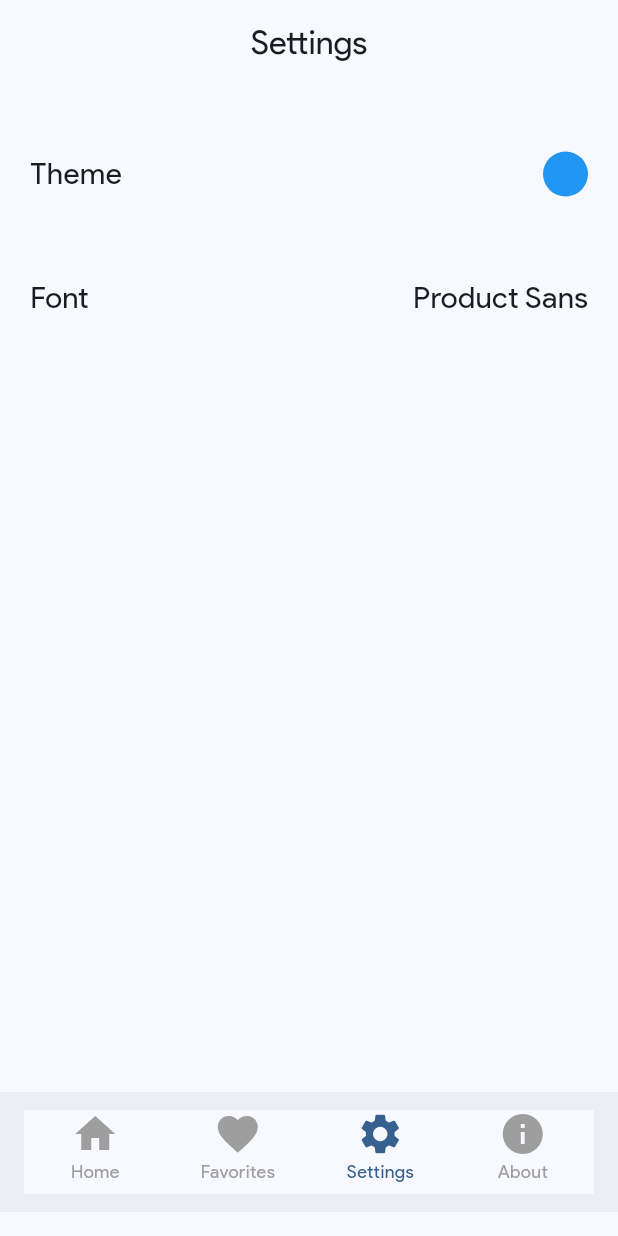
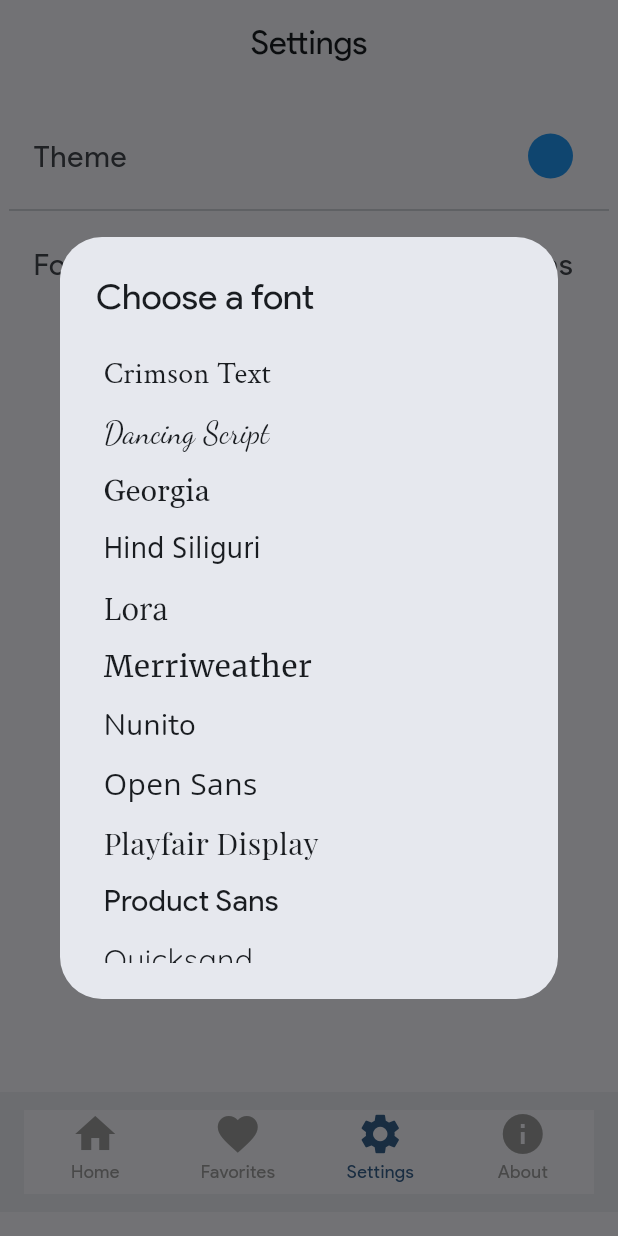
Before and after one commit to siddhesh12323/Quotes-For-You-Prod, a Flutter app: the screen it shows after launch, item 3 of the bottom bar chosen, after a tap on "Font", on a phone screen of 412 x 824 dp. Run offline on Flutter 3.47's test engine with Material 3 defaults, Android fonts, the phone set to English and light mode, and no system bars; our stand-ins replace dynamic_color, flutter_slidable, share_plus, shared_preferences, shimmer; network calls fail; project files that could hold a hidden picture were left out.

Commit message:
fixed handling many requests, fixed alertdialog dimensions issue, fixed multiple same favorite quotes

```diff
--- a/lib/screens/home_page.dart
+++ b/lib/screens/home_page.dart
@@ -6,6 +6,7 @@ import 'package:http/http.dart' as http;
 import 'package:share_plus/share_plus.dart';
 import '../local/favorites_manager.dart';
 import '../models/quote_model.dart';
+import '../theme/theme_manager.dart';
 
 class HomePage extends StatefulWidget {
   const HomePage({super.key});
@@ -37,12 +38,14 @@ class _HomePageState extends State<HomePage> {
   @override
   Widget build(BuildContext context) {
     final favoritesManager = Provider.of<FavoritesManager>(context);
+    final themeManager = Provider.of<ThemeManager>(context, listen: false);
     return Scaffold(
       appBar: AppBar(
         title: const Text('Quotes For You'),
         centerTitle: true,
       ),
-      body: FutureBuilder(
+      body: Center(
+        child: FutureBuilder(
           future: quoteFuture,
           builder: (context, AsyncSnapshot<QuoteModel> snapshot) {
             if (snapshot.connectionState == ConnectionState.waiting) {
@@ -66,6 +69,14 @@ class _HomePageState extends State<HomePage> {
             } else if (snapshot.hasError) {
               return const Center(child: Text('Failed to load quote'));
             } else {
+              String quoteText = snapshot.data!.q.toString();
+              String quoteAuthor = ' by ${snapshot.data!.a}';
+              if (quoteText ==
+                  "Too many requests. Obtain an auth key for unlimited access.") {
+                quoteText =
+                    "Too many requests. Please restart the app to get new quotes.";
+                quoteAuthor = "";
+              }
               return Column(
                 mainAxisAlignment: MainAxisAlignment.center,
                 crossAxisAlignment: CrossAxisAlignment.center,
@@ -76,25 +87,36 @@ class _HomePageState extends State<HomePage> {
                       onDoubleTap: () {
                         if (favoritesManager.isFavorite(snapshot.data!)) {
                           favoritesManager.removeFromFavorites(snapshot.data!);
+                          ScaffoldMessenger.of(context).showSnackBar(
+                            SnackBar(
+                              content:
+                                  const Text('Quote removed from favorites'),
+                              backgroundColor: themeManager.chosenColor,
+                              duration: const Duration(seconds: 1),
+                            ),
+                          );
                         } else {
                           favoritesManager.addToFavorites(snapshot.data!);
+                          ScaffoldMessenger.of(context).showSnackBar(
+                            SnackBar(
+                              content: const Text('Quote added to favorites'),
+                              backgroundColor: themeManager.chosenColor,
+                              duration: const Duration(seconds: 1),
+                            ),
+                          );
                         }
-                      ScaffoldMessenger.of(context).showSnackBar(
-                        const SnackBar(
-                            content: Text('Quote added to favorites')),
-                      );
-                      print(favoritesManager.favorites);
+                        //print(favoritesManager.favorites);
                       },
                       child: Column(
                         children: [
                           Text(
-                          snapshot.data!.q.toString(),
+                            quoteText,
                             style: const TextStyle(
                               fontSize: 25,
                             ),
                           ),
                           const SizedBox(height: 14),
-                        Text(' by ${snapshot.data!.a}',
+                          Text(quoteAuthor,
                               style: const TextStyle(
                                 fontSize: 17,
                               )),
@@ -125,6 +147,7 @@ class _HomePageState extends State<HomePage> {
             }
           },
         ),
+      ),
     );
   }
 }
--- a/lib/screens/settings_page.dart
+++ b/lib/screens/settings_page.dart
@@ -24,42 +24,56 @@ class SettingsPage extends StatelessWidget {
     Colors.lightGreen,
     Colors.deepPurple,
     Colors.deepOrange,
-    Colors.black,
   ];
 
-  List<String> fonts = [];
+  Map<String, String> fontMap = {
+    'CrimsonText': 'Crimson Text',
+    'DancingScript': 'Dancing Script',
+    'Georgia': 'Georgia',
+    'HindSiliguri': 'Hind Siliguri',
+    'Lora': 'Lora',
+    'Merriweather': 'Merriweather',
+    'Nunito': 'Nunito',
+    'OpenSans': 'Open Sans',
+    'PlayfairDisplay': 'Playfair Display',
+    'ProductSans': 'Product Sans',
+    'Quicksand': 'Quicksand',
+    'RobotoSlab': 'Roboto Slab',
+    'SanFrancisco': 'San Francisco',
+    'TimesNewRoman': 'Times New Roman',
+  };
 
   @override
   Widget build(BuildContext context) {
     final themeManager = Provider.of<ThemeManager>(context);
+    final deviceWidth = MediaQuery.of(context).size.width;
+    final deviceHeight = MediaQuery.of(context).size.height;
     return Scaffold(
         appBar: AppBar(
           title: const Text('Settings'),
           centerTitle: true,
         ),
-        body: ListView(
+        body: Padding(
+          padding: const EdgeInsets.fromLTRB(6, 0, 6, 0),
+          child: ListView(
             children: [
               const SizedBox(
                 height: 20,
               ),
-            Container(
-              margin: const EdgeInsets.fromLTRB(10, 0, 10, 0),
-              height: 80,
-              decoration: BoxDecoration(
-                borderRadius: BorderRadius.circular(10),
-              ),
-              child: GestureDetector(
+              ListTile(
                 onTap: () {
-                  // show dialog for theme selection
                   showDialog(
                       context: context,
                       builder: (context) {
                         return AlertDialog(
                           title: const Text('Choose a color'),
-                          content: GridView.builder(
+                          content: Container(
+                            width: deviceWidth * 0.8,
+                            height: deviceHeight * 0.5,
+                            child: GridView.builder(
                               gridDelegate:
                                   const SliverGridDelegateWithFixedCrossAxisCount(
-                                    crossAxisCount: 4),
+                                      crossAxisCount: 4, childAspectRatio: 1),
                               itemBuilder: (context, index) {
                                 return GestureDetector(
                                   onTap: () {
@@ -77,184 +91,77 @@ class SettingsPage extends StatelessWidget {
                               },
                               itemCount: colours.length,
                             ),
+                          ),
                         );
                       });
                 },
-                child: Row(
-                  mainAxisAlignment: MainAxisAlignment.start,
-                  crossAxisAlignment: CrossAxisAlignment.center,
-                  children: [
-                    const SizedBox(
-                      width: 10,
-                    ),
-                    const Text(
+                leading: const Text(
                   "Theme",
                   style: TextStyle(fontSize: 20),
                 ),
-                    const Spacer(),
-                    Container(
+                trailing: Container(
                   height: 30,
                   width: 30,
                   decoration: BoxDecoration(
                       color: themeManager.chosenColor,
                       borderRadius: BorderRadius.circular(15)),
                 ),
-                    const SizedBox(
-                      width: 10,
               ),
-                  ],
+              const Divider(),
+              ListTile(
+                onTap: () {
+                  showDialog(
+                      context: context,
+                      builder: (BuildContext context) {
+                        return AlertDialog(
+                          title: const Text('Choose a font'),
+                          content: Container(
+                            width: deviceWidth * 0.8,
+                            height: deviceHeight * 0.5,
+                            child: ListView.builder(
+                              itemBuilder: (context, index) {
+                                return GestureDetector(
+                                  onTap: () {
+                                    themeManager.setChosenFont(
+                                        fontMap.keys.elementAt(index));
+                                    Navigator.pop(context);
+                                  },
+                                  child: Container(
+                                    margin: const EdgeInsets.all(5),
+                                    decoration: BoxDecoration(
+                                      borderRadius: BorderRadius.circular(10),
+                                    ),
+                                    child: Text(
+                                      fontMap.values.elementAt(index),
+                                      style: TextStyle(
+                                        fontFamily:
+                                            fontMap.keys.elementAt(index),
+                                        fontSize: 20,
                                       ),
                                     ),
                                   ),
-            const SizedBox(
-              height: 3,
+                                );
+                              },
+                              itemCount: fontMap.length,
                             ),
-            Container(
-              margin: const EdgeInsets.fromLTRB(10, 0, 10, 0),
-              height: 80,
-              decoration: BoxDecoration(
-                borderRadius: BorderRadius.circular(10),
-              ),
-              child: GestureDetector(
-                onTap: () {
-                  // show dialog for font selection
-                  showDialog(
-                      context: context,
-                      builder: (context) {
-                        return AlertDialog(
-                          title: const Text('Choose a font'),
-                          content: ListView(
-                            children: [
-                              ListTile(
-                                title: const Text('Crimson Text'),
-                                onTap: () {
-                                  themeManager.setChosenFont('CrimsonText');
-                                  Navigator.pop(context);
-                                },
-                              ),
-                              ListTile(
-                                title: const Text('Dancing Script'),
-                                onTap: () {
-                                  themeManager.setChosenFont('DancingScript');
-                                  Navigator.pop(context);
-                                },
-                              ),
-                              ListTile(
-                                title: const Text('Georgia'),
-                                onTap: () {
-                                  themeManager.setChosenFont('Georgia');
-                                  Navigator.pop(context);
-                                },
-                              ),
-                              ListTile(
-                                title: const Text('Hind Siliguri'),
-                                onTap: () {
-                                  themeManager.setChosenFont('HindSiliguri');
-                                  Navigator.pop(context);
-                                },
-                              ),
-                              ListTile(
-                                title: const Text('Lora'),
-                                onTap: () {
-                                  themeManager.setChosenFont('Lora');
-                                  Navigator.pop(context);
-                                },
-                              ),
-                              ListTile(
-                                title: const Text('Merriweather'),
-                                onTap: () {
-                                  themeManager.setChosenFont('Merriweather');
-                                  Navigator.pop(context);
-                                },
-                              ),
-                              ListTile(
-                                title: const Text('Nunito'),
-                                onTap: () {
-                                  themeManager.setChosenFont('Nunito');
-                                  Navigator.pop(context);
-                                },
-                              ),
-                              ListTile(
-                                title: const Text('Open Sans'),
-                                onTap: () {
-                                  themeManager.setChosenFont('OpenSans');
-                                  Navigator.pop(context);
-                                },
-                              ),
-                              ListTile(
-                                title: const Text('Playfair Display'),
-                                onTap: () {
-                                  themeManager.setChosenFont('PlayfairDisplay');
-                                  Navigator.pop(context);
-                                },
-                              ),
-                              ListTile(
-                                title: const Text('Product Sans'),
-                                onTap: () {
-                                  themeManager.setChosenFont('ProductSans');
-                                  Navigator.pop(context);
-                                },
-                              ),
-                              ListTile(
-                                title: const Text('Quicksand'),
-                                onTap: () {
-                                  themeManager.setChosenFont('Quicksand');
-                                  Navigator.pop(context);
-                                },
-                              ),
-                              ListTile(
-                                title: const Text('Roboto Slab'),
-                                onTap: () {
-                                  themeManager.setChosenFont('RobotoSlab');
-                                  Navigator.pop(context);
-                                },
-                              ),
-                              ListTile(
-                                title: const Text('San Francisco'),
-                                onTap: () {
-                                  themeManager.setChosenFont('SanFrancisco');
-                                  Navigator.pop(context);
-                                },
-                              ),
-                              ListTile(
-                                title: const Text('Times New Roman'),
-                                onTap: () {
-                                  themeManager.setChosenFont('TimesNewRoman');
-                                  Navigator.pop(context);
-                                },
-                              ),
-                            ],
                           ),
                         );
                       });
                 },
-                child: Row(
-                  mainAxisAlignment: MainAxisAlignment.start,
-                  crossAxisAlignment: CrossAxisAlignment.center,
-                  children: [
-                    const SizedBox(
-                      width: 10,
-                    ),
-                    const Text(
+                leading: const Text(
                   "Font",
                   style: TextStyle(fontSize: 20),
                 ),
-                    const Spacer(),
-                    Text(
+                trailing: Text(
                   themeManager.chosenFont
                       .replaceAllMapped(RegExp(r"([a-z])([A-Z])"), (match) {
                     return "${match.group(1)} ${match.group(2)}";
                   }),
                   style: const TextStyle(fontSize: 20),
                 ),
-                    const SizedBox(
-                      width: 10,
               ),
             ],
           ),
-              ),
-            ),
-          ],
         ));
   }
 }
```
Also changed, not shown: lib/models/quote_model.dart (+11 -0 lines), lib/screens/favorites_page.dart (+7 -2 lines). Lines whose indentation alone changed are shown as unchanged.
